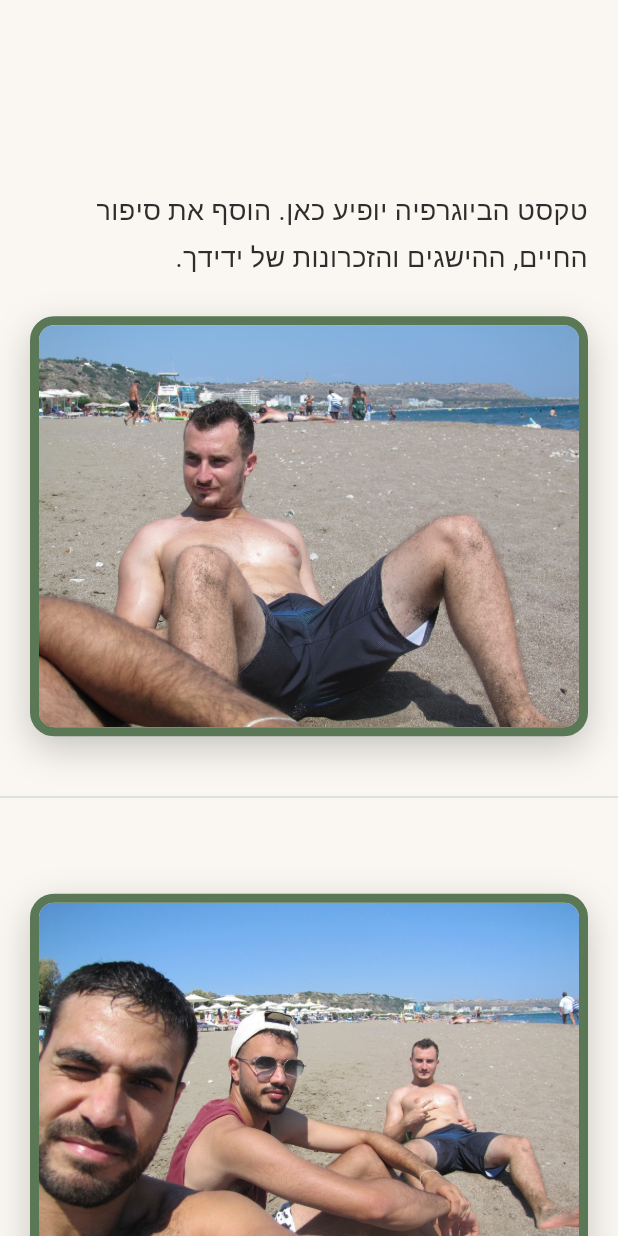
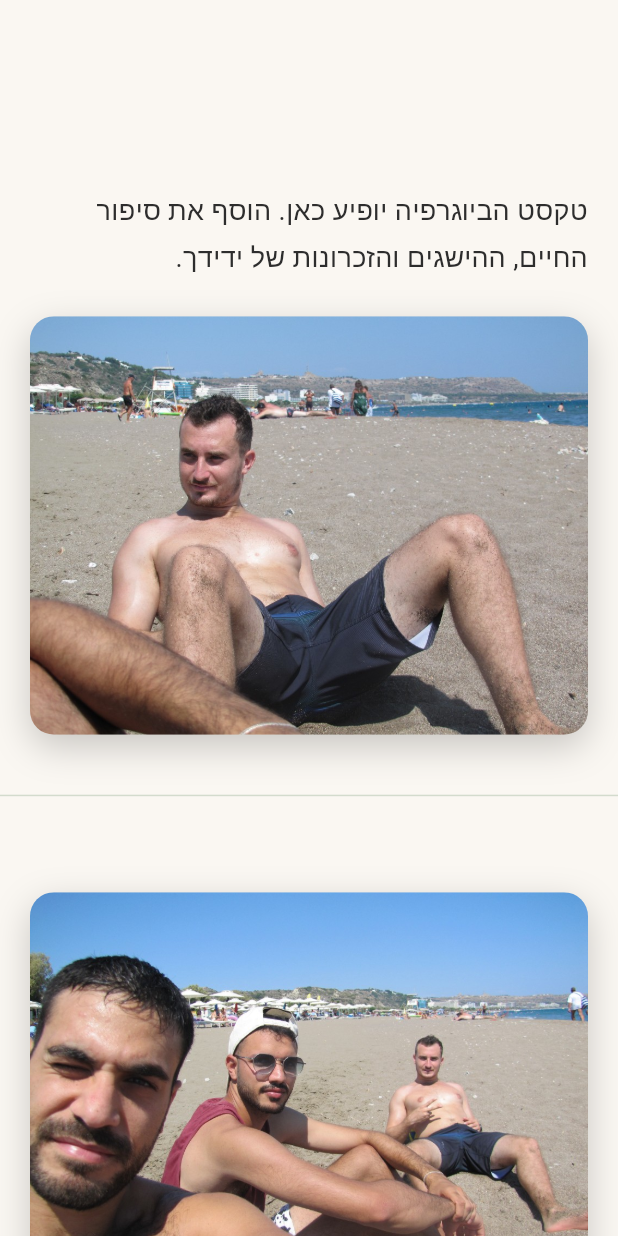
Before and after one commit to matangw/ram_website, a Flutter app: the screen it shows after launch, after a tap on "אודות", on a phone screen of 412 x 824 dp. Run offline on Flutter 3.47's test engine with Material 3 defaults, Android fonts, the phone set to English and light mode, and no system bars; our stand-ins replace get, google_fonts; missing offline and left inert: dart:html, flutter_cors_image; Roboto replaces fonts that are missing (Heebo).

Commit message:
remove image border

```diff
--- a/lib/components/army_section.dart
+++ b/lib/components/army_section.dart
@@ -38,7 +38,6 @@ class ArmySection extends StatelessWidget {
 
   // Optimistic memorial accents (sage, warm bronze)
   static const Color _accentGreen = Color(0xFF7A9B76);
-  static const Color _accentGreenDark = Color(0xFF5A7856); // darker variant for borders
   static const Color _accentGold = Color(0xFF8B7355);
   static const Color _bgDark = Color(0xFFFAF7F2);
   static const Color _cardBg = Color(0xFFF5F0E8);
@@ -172,10 +171,6 @@ class ArmySection extends StatelessWidget {
           decoration: BoxDecoration(
             color: _cardBg,
             borderRadius: BorderRadius.circular(16),
-            border: Border.all(
-              color: _accentGreenDark,
-              width: 6,
-            ),
           ),
           child: Center(
             child: Icon(
@@ -207,10 +202,6 @@ class ArmySection extends StatelessWidget {
       ),
       decoration: BoxDecoration(
         borderRadius: BorderRadius.circular(16),
-        border: Border.all(
-          color: _accentGreenDark,
-          width: 6,
-        ),
         boxShadow: [
           BoxShadow(
             color: Colors.black.withOpacity(0.2),
--- a/lib/components/bio_section.dart
+++ b/lib/components/bio_section.dart
@@ -154,7 +154,6 @@ class _ProfileImage extends StatelessWidget {
   final String imagePath;
 
   static const Color _accentSage = Color(0xFF7A9B76);
-  static const Color _accentSageDark = Color(0xFF5A7856); // darker variant for borders
 
   @override
   Widget build(BuildContext context) {
@@ -179,10 +178,6 @@ class _ProfileImage extends StatelessWidget {
       ),
       decoration: BoxDecoration(
         borderRadius: BorderRadius.circular(16),
-        border: Border.all(
-          color: _accentSageDark,
-          width: 6,
-        ),
         boxShadow: [
           BoxShadow(
             color: Colors.black.withOpacity(0.2),
@@ -251,10 +246,6 @@ class _PlaceholderImage extends StatelessWidget {
       decoration: BoxDecoration(
         color: const Color(0xFFF5F0E8),
         borderRadius: BorderRadius.circular(16),
-        border: Border.all(
-          color: const Color(0xFF5A7856),
-          width: 6,
-        ),
         boxShadow: [
           BoxShadow(
             color: Colors.black.withOpacity(0.2),
```
